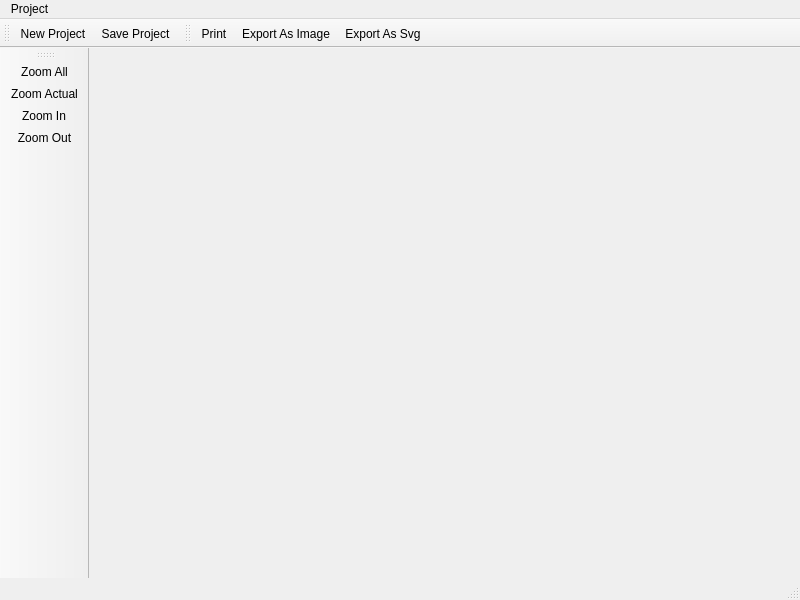
This is qgis_dev/qgis_dev_composerBase.ui in MrJGao/qgis_dev as Qt 5 draws it before an edit. The edited form follows.
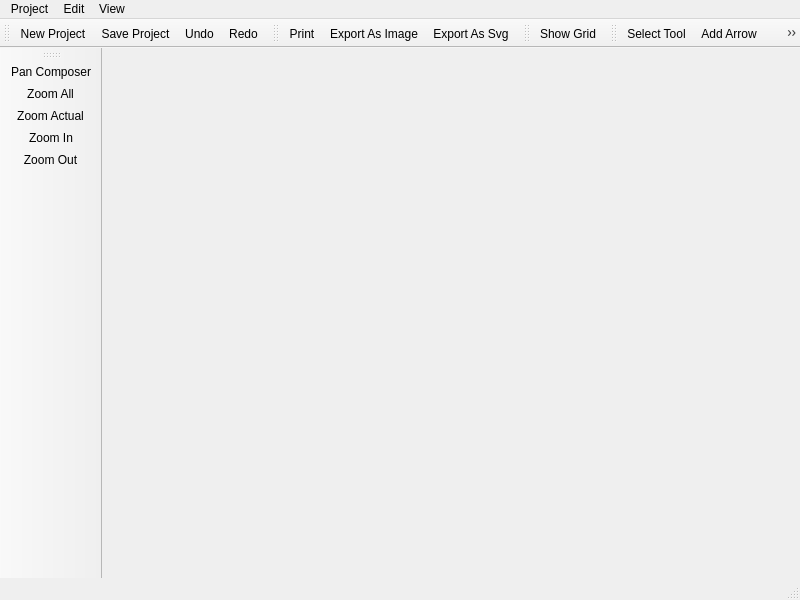
This is the edited form. Icons and pictures are not drawn.

Commit message: add some functions to composer view

What changed in the file:
```diff
--- a/qgis_dev/qgis_dev_composerBase.ui
+++ b/qgis_dev/qgis_dev_composerBase.ui
@@ -23,6 +23,49 @@
      <height>23</height>
     </rect>
    </property>
+   <property name="palette">
+    <palette>
+     <active>
+      <colorrole role="Light">
+       <brush brushstyle="SolidPattern">
+        <color alpha="255">
+         <red>255</red>
+         <green>255</green>
+         <blue>255</blue>
+        </color>
+       </brush>
+      </colorrole>
+     </active>
+     <inactive>
+      <colorrole role="Light">
+       <brush brushstyle="SolidPattern">
+        <color alpha="255">
+         <red>255</red>
+         <green>255</green>
+         <blue>255</blue>
+        </color>
+       </brush>
+      </colorrole>
+     </inactive>
+     <disabled>
+      <colorrole role="Light">
+       <brush brushstyle="SolidPattern">
+        <color alpha="255">
+         <red>255</red>
+         <green>255</green>
+         <blue>255</blue>
+        </color>
+       </brush>
+      </colorrole>
+     </disabled>
+    </palette>
+   </property>
+   <property name="mouseTracking">
+    <bool>false</bool>
+   </property>
+   <property name="autoFillBackground">
+    <bool>false</bool>
+   </property>
    <widget class="QMenu" name="menuProject">
     <property name="title">
      <string>Project</string>
@@ -30,7 +73,23 @@
     <addaction name="actionNew_Project"/>
     <addaction name="actionSave_Project"/>
    </widget>
+   <widget class="QMenu" name="menuView">
+    <property name="title">
+     <string>View</string>
+    </property>
+    <addaction name="actionShow_Rulers"/>
+    <addaction name="actionShowFullScreen"/>
+   </widget>
+   <widget class="QMenu" name="menuEdit">
+    <property name="title">
+     <string>Edit</string>
+    </property>
+    <addaction name="actionUndo"/>
+    <addaction name="actionRedo"/>
+   </widget>
    <addaction name="menuProject"/>
+   <addaction name="menuEdit"/>
+   <addaction name="menuView"/>
   </widget>
   <widget class="QStatusBar" name="statusbar"/>
   <widget class="QToolBar" name="mProjectToolBar">
@@ -45,6 +104,8 @@
    </attribute>
    <addaction name="actionNew_Project"/>
    <addaction name="actionSave_Project"/>
+   <addaction name="actionUndo"/>
+   <addaction name="actionRedo"/>
   </widget>
   <widget class="QToolBar" name="toolBar">
    <property name="windowTitle">
@@ -56,6 +117,7 @@
    <attribute name="toolBarBreak">
     <bool>false</bool>
    </attribute>
+   <addaction name="actionPanComposer"/>
    <addaction name="actionZoomAll"/>
    <addaction name="actionZoomActual"/>
    <addaction name="actionZoomIn"/>
@@ -75,6 +137,34 @@
    <addaction name="actionExportAsImage"/>
    <addaction name="actionExportAsSvg"/>
   </widget>
+  <widget class="QToolBar" name="toolBar_3">
+   <property name="windowTitle">
+    <string>toolBar_3</string>
+   </property>
+   <attribute name="toolBarArea">
+    <enum>TopToolBarArea</enum>
+   </attribute>
+   <attribute name="toolBarBreak">
+    <bool>false</bool>
+   </attribute>
+   <addaction name="actionShowGrid"/>
+  </widget>
+  <widget class="QToolBar" name="tools_toolBar">
+   <property name="windowTitle">
+    <string>toolBar_4</string>
+   </property>
+   <attribute name="toolBarArea">
+    <enum>TopToolBarArea</enum>
+   </attribute>
+   <attribute name="toolBarBreak">
+    <bool>false</bool>
+   </attribute>
+   <addaction name="actionSelectTool"/>
+   <addaction name="actionAddArrow"/>
+   <addaction name="actionAddShape"/>
+   <addaction name="actionAddMap"/>
+   <addaction name="actionAddHtml"/>
+  </widget>
   <action name="actionNew_Project">
    <property name="icon">
     <iconset resource="Resources/images/images.qrc">
@@ -177,6 +267,154 @@
     <string>Export As Svg</string>
    </property>
   </action>
+  <action name="actionShow_Rulers">
+   <property name="checkable">
+    <bool>true</bool>
+   </property>
+   <property name="text">
+    <string>Show Rulers</string>
+   </property>
+   <property name="toolTip">
+    <string>Show rulers</string>
+   </property>
+   <property name="shortcut">
+    <string>Ctrl+R</string>
+   </property>
+  </action>
+  <action name="actionUndo">
+   <property name="icon">
+    <iconset resource="Resources/images/images.qrc">
+     <normaloff>:/images/themes/default/mActionUndo.png</normaloff>:/images/themes/default/mActionUndo.png</iconset>
+   </property>
+   <property name="text">
+    <string>Undo</string>
+   </property>
+   <property name="toolTip">
+    <string>Revert last change</string>
+   </property>
+   <property name="shortcut">
+    <string>Ctrl+Z</string>
+   </property>
+  </action>
+  <action name="actionRedo">
+   <property name="icon">
+    <iconset resource="Resources/images/images.qrc">
+     <normaloff>:/images/themes/default/mActionRedo.png</normaloff>:/images/themes/default/mActionRedo.png</iconset>
+   </property>
+   <property name="text">
+    <string>Redo</string>
+   </property>
+   <property name="toolTip">
+    <string>Rstore last change</string>
+   </property>
+   <property name="shortcut">
+    <string>Ctrl+Shift+Z</string>
+   </property>
+  </action>
+  <action name="actionShowGrid">
+   <property name="checkable">
+    <bool>true</bool>
+   </property>
+   <property name="icon">
+    <iconset resource="Resources/images/images.qrc">
+     <normaloff>:/images/themes/default/geographic.png</normaloff>:/images/themes/default/geographic.png</iconset>
+   </property>
+   <property name="text">
+    <string>Show Grid</string>
+   </property>
+   <property name="toolTip">
+    <string>Show grid</string>
+   </property>
+  </action>
+  <action name="actionShowFullScreen">
+   <property name="checkable">
+    <bool>true</bool>
+   </property>
+   <property name="text">
+    <string>Show Full Screen</string>
+   </property>
+   <property name="shortcut">
+    <string>F11</string>
+   </property>
+  </action>
+  <action name="actionAddArrow">
+   <property name="icon">
+    <iconset resource="Resources/images/images.qrc">
+     <normaloff>:/images/north_arrows/gpsarrow.svg</normaloff>:/images/north_arrows/gpsarrow.svg</iconset>
+   </property>
+   <property name="text">
+    <string>Add Arrow</string>
+   </property>
+   <property name="toolTip">
+    <string>Add arrow</string>
+   </property>
+  </action>
+  <action name="actionPanComposer">
+   <property name="icon">
+    <iconset resource="Resources/images/images.qrc">
+     <normaloff>:/images/themes/default/mActionPan.svg</normaloff>:/images/themes/default/mActionPan.svg</iconset>
+   </property>
+   <property name="text">
+    <string>Pan Composer</string>
+   </property>
+   <property name="toolTip">
+    <string>Pan composer</string>
+   </property>
+   <property name="shortcut">
+    <string>P</string>
+   </property>
+  </action>
+  <action name="actionSelectTool">
+   <property name="icon">
+    <iconset resource="Resources/images/images.qrc">
+     <normaloff>:/images/themes/default/mActionSelectPolygon.svg</normaloff>:/images/themes/default/mActionSelectPolygon.svg</iconset>
+   </property>
+   <property name="text">
+    <string>Select Tool</string>
+   </property>
+   <property name="toolTip">
+    <string>Select tool</string>
+   </property>
+   <property name="shortcut">
+    <string>V</string>
+   </property>
+  </action>
+  <action name="actionAddShape">
+   <property name="icon">
+    <iconset resource="Resources/images/images.qrc">
+     <normaloff>:/images/themes/default/mActionAddBasicShape.png</normaloff>:/images/themes/default/mActionAddBasicShape.png</iconset>
+   </property>
+   <property name="text">
+    <string>Add Shape</string>
+   </property>
+   <property name="toolTip">
+    <string>Add Shape</string>
+   </property>
+  </action>
+  <action name="actionAddMap">
+   <property name="icon">
+    <iconset resource="Resources/images/images.qrc">
+     <normaloff>:/images/themes/default/mActionAddMap.png</normaloff>:/images/themes/default/mActionAddMap.png</iconset>
+   </property>
+   <property name="text">
+    <string>Add Map</string>
+   </property>
+   <property name="toolTip">
+    <string>Add map</string>
+   </property>
+  </action>
+  <action name="actionAddHtml">
+   <property name="icon">
+    <iconset resource="Resources/images/images.qrc">
+     <normaloff>:/images/themes/default/mActionAddHtml.png</normaloff>:/images/themes/default/mActionAddHtml.png</iconset>
+   </property>
+   <property name="text">
+    <string>Add Html</string>
+   </property>
+   <property name="toolTip">
+    <string>Add html</string>
+   </property>
+  </action>
  </widget>
  <resources>
   <include location="Resources/images/images.qrc"/>
```
The commit also changes 24 other files.
